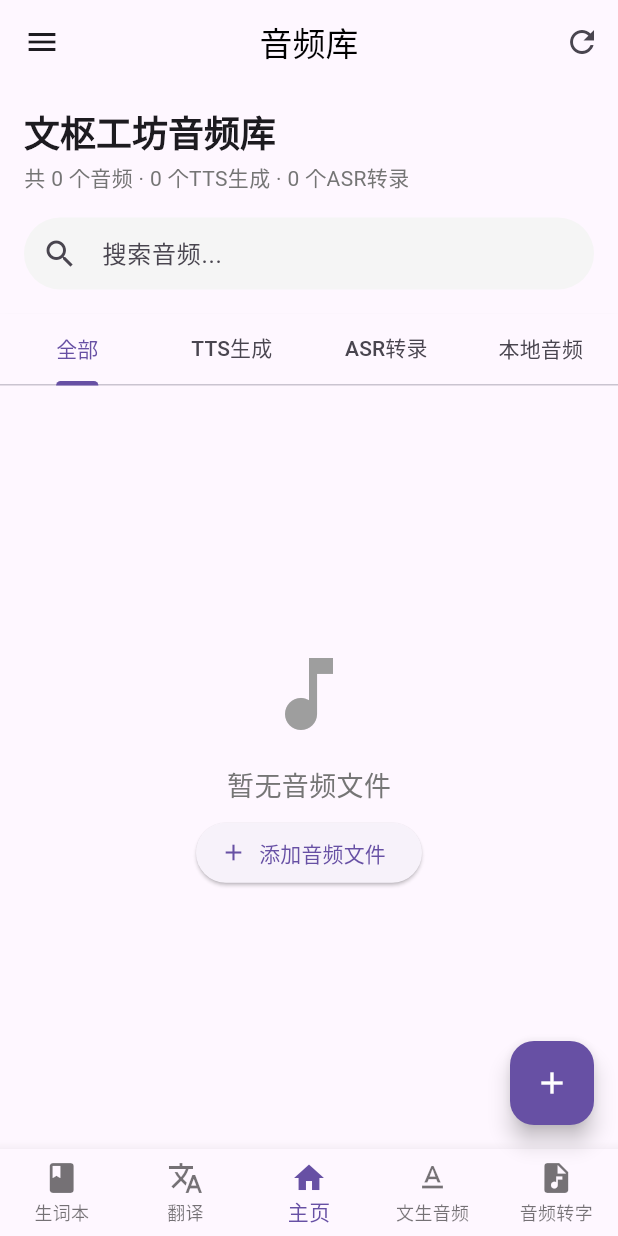
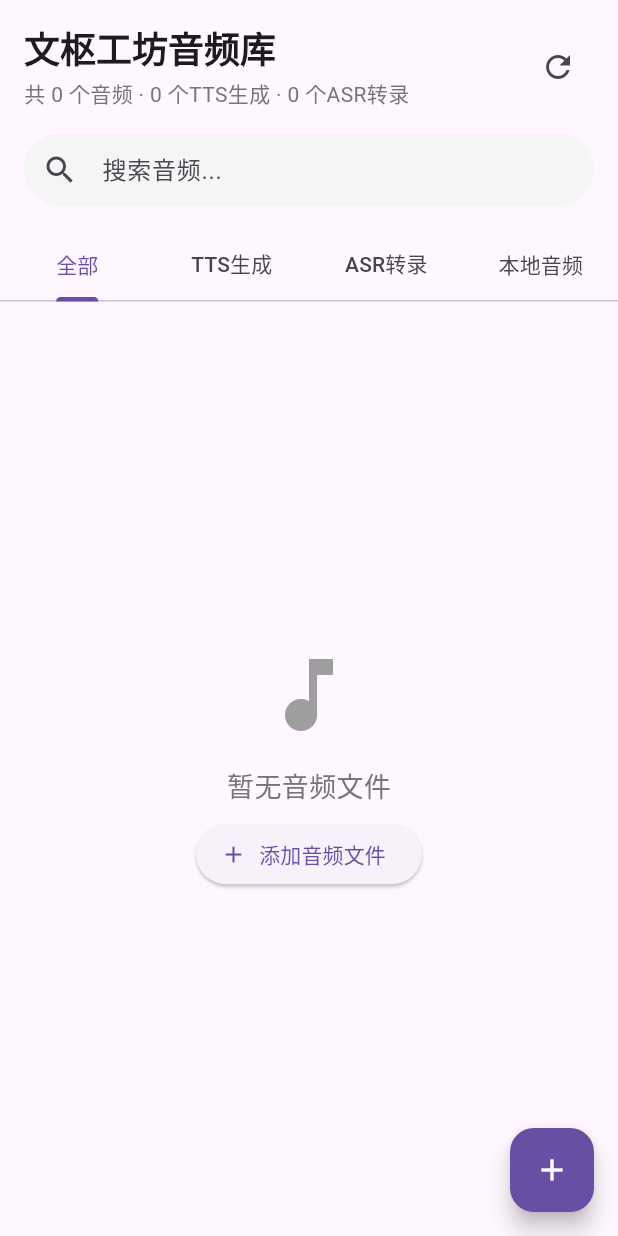
Before and after one commit to AimMetal-jy/AuraLab2, a Flutter app: the HomePage screen opened directly, on a phone screen of 412 x 824 dp. Run offline on Flutter 3.47's test engine with Material 3 defaults, Android fonts, the phone set to English and light mode, and no system bars; our stand-ins replace audioplayers, dio, file_picker, flutter_markdown, go_router, image_picker and 2 more; missing offline and left inert: markdown; accounts and stored records are empty.

Commit message:
feat(路由与界面优化): 更新路由配置和音频库页面
- 移除不再使用的音频库和笔记页面路由
- 优化Tabs组件，支持动态切换当前选项卡
- 在音频库页面中整合刷新按钮至主界面
- 更新抽屉导航，简化页面跳转逻辑
- 调整底部导航栏以适应新的页面结构

```diff
--- a/lib/routes/app_routes.dart
+++ b/lib/routes/app_routes.dart
@@ -5,17 +5,11 @@ import 'package:auralab_0701/screens/asr_page.dart';
 import 'package:auralab_0701/screens/tabs.dart';
 import 'package:auralab_0701/screens/music_player_page.dart';
 import 'package:auralab_0701/models/note_model.dart';
-import 'package:auralab_0701/screens/note_list_page.dart';
 import 'package:auralab_0701/screens/note_edit_page.dart';
-import 'package:auralab_0701/screens/home.dart';
 
 final router = GoRouter(
   routes: [
-    GoRoute(path: '/', builder: (context, state) => Tabs()),
-    GoRoute(
-      path: '/audio-library',
-      builder: (context, state) => const HomePage(),
-    ),
+    GoRoute(path: '/', builder: (context, state) => const Tabs()),
     GoRoute(path: '/tts', builder: (context, state) => const TtsPage()),
     GoRoute(
       path: '/tts-processing',
@@ -26,7 +20,6 @@ final router = GoRouter(
       path: '/music-player',
       builder: (context, state) => MusicPlayerPage(audioData: state.extra),
     ),
-    GoRoute(path: '/notes', builder: (context, state) => const NoteListPage()),
     GoRoute(
       path: '/note-edit',
       builder: (context, state) => NoteEditPage(note: state.extra as Note?),
--- a/lib/screens/home.dart
+++ b/lib/screens/home.dart
@@ -9,8 +9,6 @@ import '../models/audio_player_model.dart';
 import 'dart:io';
 import 'dart:convert';
 import '../widgets/custom_toast.dart';
-import '../widgets/drawer.dart';
-import '../widgets/common_bottom_bar.dart';
 
 class HomePage extends StatefulWidget {
   const HomePage({super.key});
@@ -45,23 +43,6 @@ class HomePageState extends State<HomePage>
   @override
   Widget build(BuildContext context) {
     return Scaffold(
-      appBar: AppBar(
-        centerTitle: true,
-        title: const Text(
-          "音频库",
-          style: TextStyle(color: Color.fromARGB(255, 0, 0, 0)),
-        ),
-        actions: [
-          IconButton(
-            onPressed: () {
-              _refreshAudioLibrary();
-            },
-            icon: const Icon(Icons.refresh),
-            tooltip: '刷新音频库',
-          ),
-        ],
-      ),
-      drawer: const TabsDrawer(),
       body: Column(
         children: [
           // 顶部标题和搜索栏
@@ -107,14 +88,14 @@ class HomePageState extends State<HomePage>
                     ),
                     Row(
                       children: [
-                        // TTS快速入口
-                        // TextButton.icon(
-                        //   onPressed: () => context.push('/tts-processing'),
-                        //   icon: const Icon(Icons.record_voice_over),
-                        //   label: const Text('TTS处理'),
-                        // ),
-                        const SizedBox(width: 8),
-                        // 刷新按钮移到了AppBar
+                        // 刷新按钮
+                        IconButton(
+                          onPressed: () {
+                            _refreshAudioLibrary();
+                          },
+                          icon: const Icon(Icons.refresh),
+                          tooltip: '刷新音频库',
+                        ),
                       ],
                     ),
                   ],
@@ -276,7 +257,6 @@ class HomePageState extends State<HomePage>
         tooltip: '添加音频文件',
         child: const Icon(Icons.add, color: Colors.white),
       ),
-      bottomNavigationBar: const CommonBottomBar(currentIndex: 2), // 音频库对应主页
     );
   }
 
```
Also changed, not shown: lib/screens/tabs.dart (+25 -4 lines), lib/widgets/drawer.dart (+11 -7 lines).
